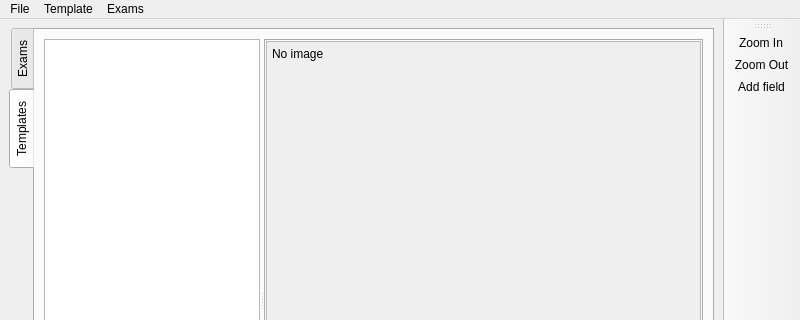
This is aer/views/mainwindow.ui in GandalfM/automatic-exams-reader as Qt 5 draws it before an edit; both pictures show x 0 to 800 and y 0 to 320 of the 800 by 600 pixel window. The edited form follows.
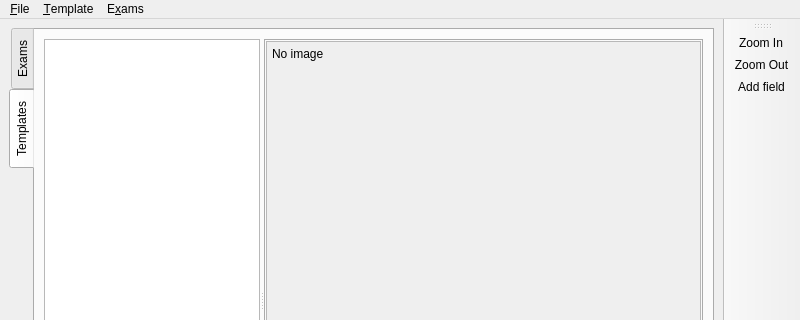
This is the edited form. Custom widgets are drawn as their Qt base class.

Diff of the .ui file:
```diff
--- a/aer/views/mainwindow.ui
+++ b/aer/views/mainwindow.ui
@@ -279,7 +279,7 @@
      <x>0</x>
      <y>0</y>
      <width>800</width>
-     <height>27</height>
+     <height>30</height>
     </rect>
    </property>
    <property name="maximumSize">
@@ -290,13 +290,13 @@
    </property>
    <widget class="QMenu" name="menuFile">
     <property name="title">
-     <string>File</string>
+     <string>&amp;File</string>
     </property>
     <addaction name="actionFileExit"/>
    </widget>
    <widget class="QMenu" name="menuTemplate">
     <property name="title">
-     <string>Template</string>
+     <string>&amp;Template</string>
     </property>
     <addaction name="actionTemplateNew"/>
     <addaction name="actionTemplateOpen"/>
@@ -305,7 +305,7 @@
    </widget>
    <widget class="QMenu" name="menuExam">
     <property name="title">
-     <string>Exams</string>
+     <string>E&amp;xams</string>
     </property>
     <addaction name="actionExamsImport"/>
    </widget>
```
Left out of the diff: 85 changed lines with no effect on the pictures.
